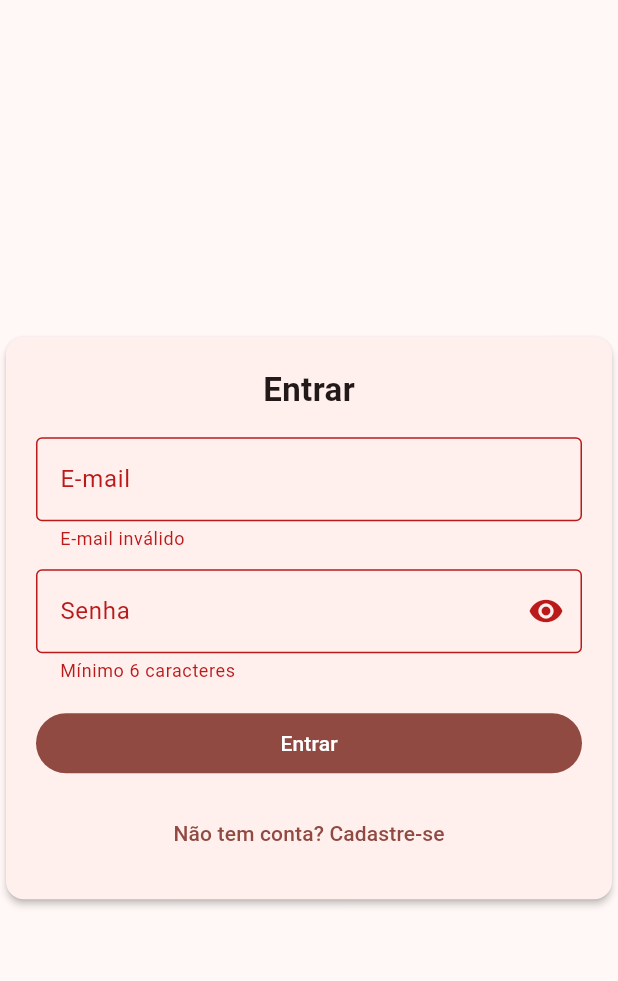
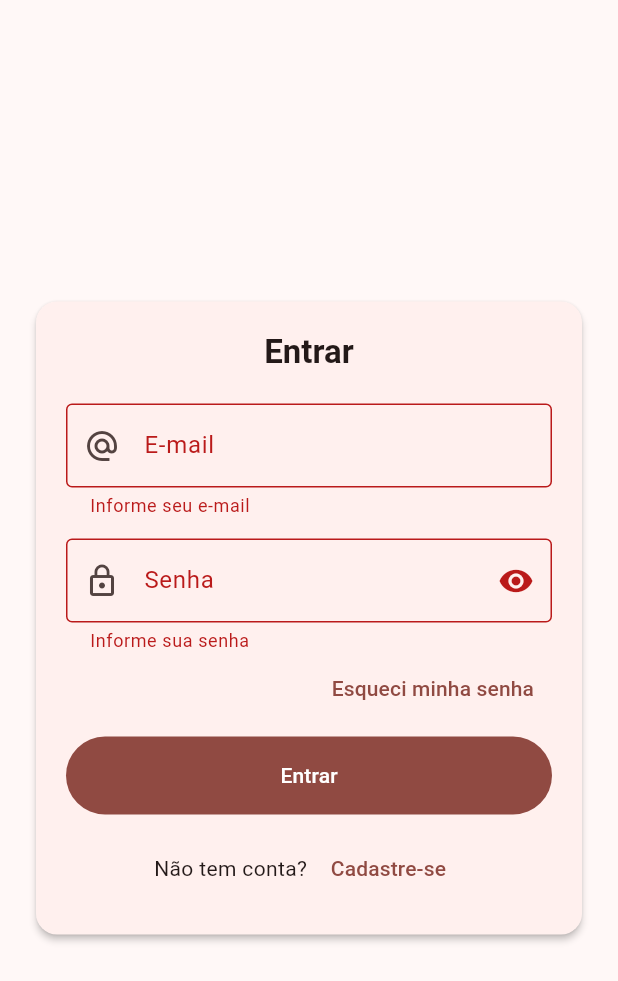
Before and after one commit to luis1010100/JandosApp, a Flutter app: the screen it shows after launch, after a tap on "Entrar", on a phone screen of 412 x 824 dp. Shown: the top 981 px of the screen. Run offline on Flutter 3.47's test engine with Material 3 defaults, Android fonts, the phone set to English and light mode, and no system bars; our stand-ins replace firebase_auth, firebase_core, firebase_database, firebase_storage, image_picker, pdf and 1 more; accounts and stored records are empty.

Commit message:
Tela de Login Alterada

```diff
--- a/jandosapp/lib/screens/login_screen.dart
+++ b/jandosapp/lib/screens/login_screen.dart
@@ -15,6 +15,8 @@ class _LoginScreenState extends State<LoginScreen> {
   final _formKey = GlobalKey<FormState>();
   final _emailCtrl = TextEditingController();
   final _passwordCtrl = TextEditingController();
+  final _passwordFocus = FocusNode();
+
   bool _obscure = true;
   bool _loading = false;
 
@@ -22,10 +24,11 @@ class _LoginScreenState extends State<LoginScreen> {
   void dispose() {
     _emailCtrl.dispose();
     _passwordCtrl.dispose();
+    _passwordFocus.dispose();
     super.dispose();
   }
 
-  /// Função de login corrigida usando AppState otimizado
+  /// Função de login (mantida) com feedbacks de UI
   Future<void> _signIn() async {
     if (!_formKey.currentState!.validate()) return;
 
@@ -35,7 +38,7 @@ class _LoginScreenState extends State<LoginScreen> {
     final password = _passwordCtrl.text.trim();
 
     try {
-      // Login com Firebase Auth
+      // Login com Firebase Auth (mantido)
       final userCredential = await FirebaseAuth.instance.signInWithEmailAndPassword(
         email: email,
         password: password,
@@ -45,10 +48,10 @@ class _LoginScreenState extends State<LoginScreen> {
       // ignore: use_build_context_synchronously
       final app = AppStateScope.of(context);
 
-      // Atualiza AppState com dados do Firebase Realtime Database
+      // Atualiza AppState com dados do Firebase Realtime Database (mantido)
       await app.signInWithFirebase(user);
 
-      // Navega para Home
+      // Navega para Home (mantido)
       // ignore: use_build_context_synchronously
       Navigator.of(context).pushReplacement(
         MaterialPageRoute(builder: (_) => const HomeShell()),
@@ -57,72 +60,179 @@ class _LoginScreenState extends State<LoginScreen> {
       String message = 'Erro desconhecido';
       if (e.code == 'user-not-found') message = 'Usuário não encontrado';
       if (e.code == 'wrong-password') message = 'Senha incorreta';
+      if (e.code == 'invalid-credential') message = 'Credenciais inválidas';
+      if (e.code == 'network-request-failed') message = 'Sem conexão. Tente novamente.';
 
       // ignore: use_build_context_synchronously
-      ScaffoldMessenger.of(context).showSnackBar(SnackBar(content: Text(message)));
+      ScaffoldMessenger.of(context).showSnackBar(
+        SnackBar(
+          content: Text(message),
+          behavior: SnackBarBehavior.floating,
+        ),
+      );
     } finally {
-      setState(() => _loading = false);
+      if (mounted) setState(() => _loading = false);
     }
   }
 
   void _goToRegister() {
-    Navigator.of(context).push(MaterialPageRoute(builder: (_) => const RegisterScreen()));
+    Navigator.of(context).push(
+      MaterialPageRoute(builder: (_) => const RegisterScreen()),
+    );
   }
 
   @override
   Widget build(BuildContext context) {
+    // **RESPONSIVO**: usa LayoutBuilder + MediaQuery
     return Scaffold(
-      body: Center(
+      body: SafeArea(
+        child: LayoutBuilder(
+          builder: (context, constraints) {
+            final isWide = constraints.maxWidth >= 600;
+            final horizontalPadding = isWide ? 32.0 : 20.0;
+            final maxFormWidth = isWide ? 480.0 : 420.0;
+
+            // Em telas muito altas, centraliza; em telas curtas, ancora mais abaixo
+            final topSpacing = constraints.maxHeight > 720 ? 48.0 : 16.0;
+            final bottomSpacing = constraints.maxHeight > 720 ? 48.0 : 16.0;
+
+            return Center(
+              child: SingleChildScrollView(
+                padding: EdgeInsets.fromLTRB(
+                  horizontalPadding,
+                  topSpacing,
+                  horizontalPadding,
+                  bottomSpacing,
+                ),
                 child: ConstrainedBox(
-          constraints: const BoxConstraints(maxWidth: 420),
+                  constraints: BoxConstraints(maxWidth: maxFormWidth),
                   child: Card(
-            elevation: 2,
+                    elevation: Theme.of(context).brightness == Brightness.dark ? 0.5 : 2,
+                    shape: RoundedRectangleBorder(borderRadius: BorderRadius.circular(14)),
+                    clipBehavior: Clip.antiAlias,
                     child: Padding(
                       padding: const EdgeInsets.all(20),
                       child: Form(
                         key: _formKey,
                         child: Column(
                           mainAxisSize: MainAxisSize.min,
+                          crossAxisAlignment: CrossAxisAlignment.stretch,
                           children: [
-                    const Text('Entrar', style: TextStyle(fontSize: 22, fontWeight: FontWeight.w600)),
-                    const SizedBox(height: 16),
+                            // Branding leve (opcional: adicione seu logo aqui)
+                            // const SizedBox(height: 4),
+                            Text(
+                              'Entrar',
+                              textAlign: TextAlign.center,
+                              style: Theme.of(context).textTheme.titleLarge?.copyWith(
+                                    fontWeight: FontWeight.w600,
+                                  ),
+                            ),
+                            const SizedBox(height: 20),
+
+                            // E-mail
                             TextFormField(
                               controller: _emailCtrl,
-                      decoration: const InputDecoration(labelText: 'E-mail'),
+                              decoration: const InputDecoration(
+                                labelText: 'E-mail',
+                                hintText: 'exemplo@dominio.com',
+                                prefixIcon: Icon(Icons.alternate_email),
+                              ),
+                              autofillHints: const [AutofillHints.email],
                               keyboardType: TextInputType.emailAddress,
-                      validator: (v) => (v == null || !v.contains('@')) ? 'E-mail inválido' : null,
+                              textInputAction: TextInputAction.next,
+                              onFieldSubmitted: (_) => _passwordFocus.requestFocus(),
+                              validator: (v) {
+                                final value = (v ?? '').trim();
+                                if (value.isEmpty) return 'Informe seu e-mail';
+                                // validação simples de e-mail
+                                if (!value.contains('@') || !value.contains('.')) {
+                                  return 'E-mail inválido';
+                                }
+                                return null;
+                              },
                             ),
-                    const SizedBox(height: 12),
+                            const SizedBox(height: 14),
+
+                            // Senha
                             TextFormField(
                               controller: _passwordCtrl,
+                              focusNode: _passwordFocus,
                               decoration: InputDecoration(
                                 labelText: 'Senha',
+                                hintText: 'Mínimo 6 caracteres',
+                                prefixIcon: const Icon(Icons.lock_outline),
                                 suffixIcon: IconButton(
+                                  tooltip: _obscure ? 'Mostrar senha' : 'Ocultar senha',
                                   icon: Icon(_obscure ? Icons.visibility : Icons.visibility_off),
                                   onPressed: () => setState(() => _obscure = !_obscure),
                                 ),
                               ),
+                              autofillHints: const [AutofillHints.password],
                               obscureText: _obscure,
-                      validator: (v) => (v == null || v.length < 6) ? 'Mínimo 6 caracteres' : null,
+                              textInputAction: TextInputAction.done,
+                              onFieldSubmitted: (_) => _signIn(),
+                              validator: (v) {
+                                final value = (v ?? '').trim();
+                                if (value.isEmpty) return 'Informe sua senha';
+                                if (value.length < 6) return 'Mínimo 6 caracteres';
+                                return null;
+                              },
                             ),
-                    const SizedBox(height: 16),
+
+                            // Link "esqueci minha senha" (opcional – pode ligar depois)
+                            Align(
+                              alignment: Alignment.centerRight,
+                              child: TextButton(
+                                onPressed: _loading
+                                    ? null
+                                    : () async {
+                                        // TODO: implementar fluxo de reset (fase 2)
+                                        ScaffoldMessenger.of(context).showSnackBar(
+                                          const SnackBar(
+                                            content: Text('Recuperação de senha em breve'),
+                                            behavior: SnackBarBehavior.floating,
+                                          ),
+                                        );
+                                      },
+                                child: const Text('Esqueci minha senha'),
+                              ),
+                            ),
+
+                            const SizedBox(height: 8),
+
+                            // Botão Entrar
                             SizedBox(
-                      width: double.infinity,
+                              height: 52,
                               child: FilledButton(
                                 onPressed: _loading ? null : _signIn,
                                 child: _loading
                                     ? const SizedBox(
-                                height: 20,
-                                width: 20,
-                                child: CircularProgressIndicator(strokeWidth: 2),
+                                        height: 22,
+                                        width: 22,
+                                        child: CircularProgressIndicator(strokeWidth: 2.4),
                                       )
                                     : const Text('Entrar'),
                               ),
                             ),
+
                             const SizedBox(height: 12),
+
+                            // Cadastre-se
+                            Center(
+                              child: Wrap(
+                                alignment: WrapAlignment.center,
+                                crossAxisAlignment: WrapCrossAlignment.center,
+                                children: [
+                                  Text(
+                                    'Não tem conta? ',
+                                    style: Theme.of(context).textTheme.bodyMedium,
+                                  ),
                                   TextButton(
-                      onPressed: _goToRegister,
-                      child: const Text('Não tem conta? Cadastre-se'),
+                                    onPressed: _loading ? null : _goToRegister,
+                                    child: const Text('Cadastre-se'),
+                                  ),
+                                ],
+                              ),
                             ),
                           ],
                         ),
@@ -132,5 +242,9 @@ class _LoginScreenState extends State<LoginScreen> {
                 ),
               ),
             );
+          },
+        ),
+      ),
+    );
   }
 }
```
Also changed, not shown: 2 other files. Lines whose indentation alone changed are shown as unchanged.
